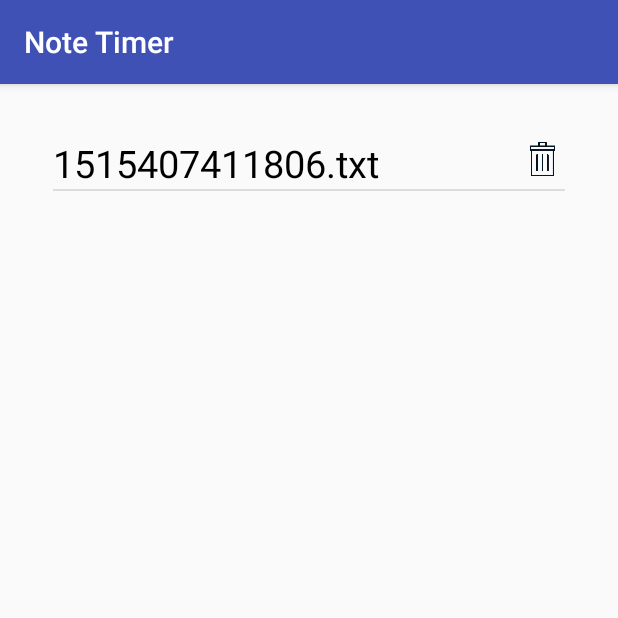
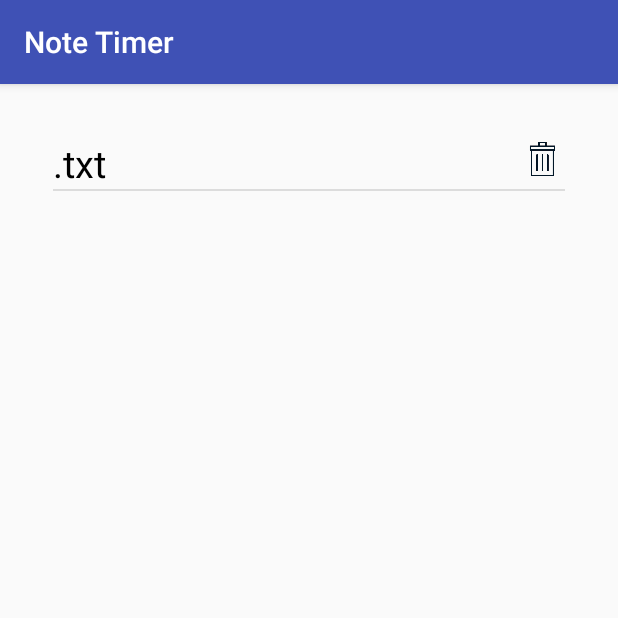
Before and after one commit to smjcrane/Note-Timer, an Android app: the SelectNoteActivity screen opened directly, with no data from a screen before it, on a phone screen of 412 x 824 dp, the top half of it. Run offline under Robolectric (Android 15) with nearby library versions, the phone set to English and light mode, and no system bars.

Commit message:
removed unecessary imports

```diff
--- a/app/src/main/java/uk/ac/cam/sc989/notetimer/MyAdapter.java
+++ b/app/src/main/java/uk/ac/cam/sc989/notetimer/MyAdapter.java
@@ -1,21 +1,15 @@
 package uk.ac.cam.sc989.notetimer;
 
 import android.content.Context;
-import android.content.Intent;
-import android.support.v7.widget.SwitchCompat;
 import android.view.LayoutInflater;
 import android.view.View;
 import android.view.ViewGroup;
 import android.widget.ArrayAdapter;
-import android.widget.BaseAdapter;
-import android.widget.Button;
-import android.widget.CompoundButton;
 import android.widget.ImageView;
 import android.widget.TextView;
 
 import java.io.File;
 import java.util.ArrayList;
-import java.util.Arrays;
 
 /**
  * Created by Simon on 08/01/2018.
@@ -39,7 +33,8 @@ public class MyAdapter extends ArrayAdapter<File> {
         }
 
         TextView displayName = (TextView) view.findViewById(R.id.fileName);
-        displayName.setText(files.get(position).getName());
+        String fileName = files.get(position).getName();
+        displayName.setText(fileName.substring(fileName.length() - 4));
 
         ImageView bin = (ImageView) view.findViewById(R.id.bin);
         bin.setOnClickListener(new View.OnClickListener() {
--- a/app/src/main/java/uk/ac/cam/sc989/notetimer/SelectNoteActivity.java
+++ b/app/src/main/java/uk/ac/cam/sc989/notetimer/SelectNoteActivity.java
@@ -5,11 +5,9 @@ import android.support.v7.app.AppCompatActivity;
 import android.os.Bundle;
 import android.view.View;
 import android.widget.AdapterView;
-import android.widget.ArrayAdapter;
 import android.widget.ListView;
 
 import java.io.File;
-import java.lang.reflect.Array;
 import java.util.ArrayList;
 import java.util.HashMap;
 import java.util.Map;
--- a/app/src/main/java/uk/ac/cam/sc989/notetimer/TakeNoteActivity.java
+++ b/app/src/main/java/uk/ac/cam/sc989/notetimer/TakeNoteActivity.java
@@ -7,12 +7,10 @@ import android.os.Bundle;
 import android.view.View;
 import android.widget.Button;
 import android.widget.EditText;
-import android.widget.LinearLayout;
 import android.widget.TextView;
 
 import java.io.FileOutputStream;
 import java.util.Calendar;
-import java.util.Date;
 
 public class TakeNoteActivity extends AppCompatActivity {
     private Button buttonStart;
--- a/app/src/main/java/uk/ac/cam/sc989/notetimer/ViewNoteActivity.java
+++ b/app/src/main/java/uk/ac/cam/sc989/notetimer/ViewNoteActivity.java
@@ -1,17 +1,13 @@
 package uk.ac.cam.sc989.notetimer;
 
 import android.content.Intent;
-import android.os.CountDownTimer;
 import android.support.v7.app.AppCompatActivity;
 import android.os.Bundle;
-import android.util.Log;
 import android.widget.TextView;
 
 import java.io.BufferedReader;
 import java.io.File;
 import java.io.FileInputStream;
-import java.io.FileNotFoundException;
-import java.io.FileReader;
 import java.io.IOException;
 import java.io.InputStream;
 import java.io.InputStreamReader;
```
